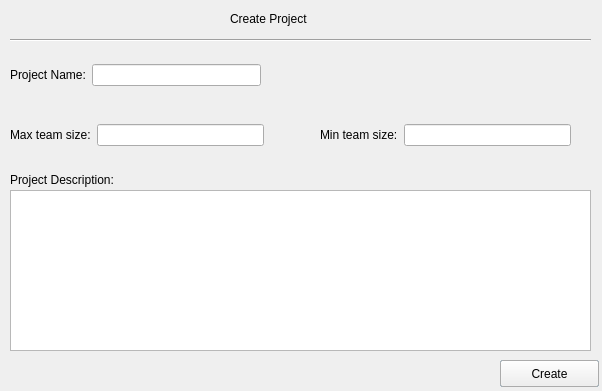
This is D1/createprojectview.ui in GuelorEmanuel/Team-Tech-Support as Qt 5 draws it before an edit. The edited form follows.
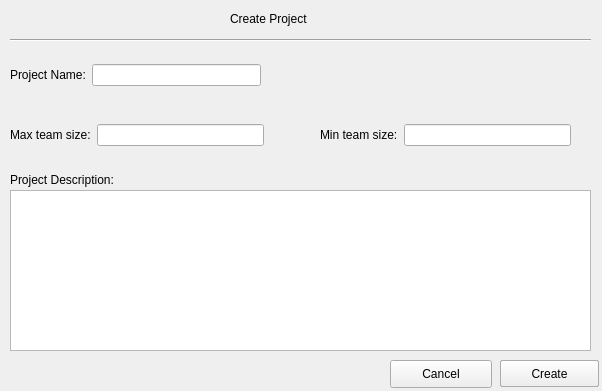
This is the edited form.

Commit message: Added cancel button to create and edit project

```diff
--- a/D1/createprojectview.ui
+++ b/D1/createprojectview.ui
@@ -154,6 +154,19 @@
     </item>
    </layout>
   </widget>
+  <widget class="QPushButton" name="cancelButton">
+   <property name="geometry">
+    <rect>
+     <x>390</x>
+     <y>360</y>
+     <width>102</width>
+     <height>28</height>
+    </rect>
+   </property>
+   <property name="text">
+    <string>Cancel</string>
+   </property>
+  </widget>
   <zorder>layoutWidget</zorder>
   <zorder>layoutWidget</zorder>
   <zorder>layoutWidget</zorder>
```
Left out of the diff: 1 changed line with no effect on the pictures. The commit also changes 9 other files.
